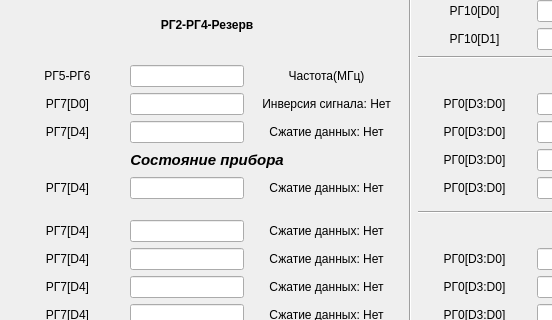
AleksandrKajl/DeviceVS, file DeviceVS/DeviceVS.ui: the form before one commit; both pictures show x 0 to 552 and y 151 to 471 of the 811 by 713 pixel window.
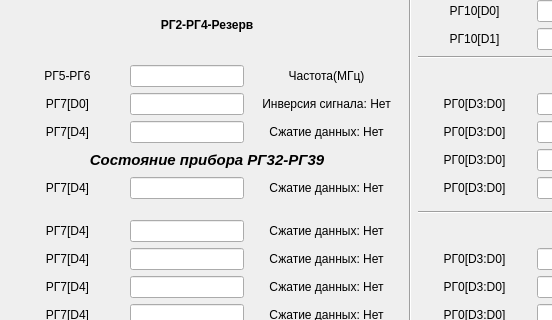
The form after the commit.

```diff
--- a/DeviceVS/DeviceVS.ui
+++ b/DeviceVS/DeviceVS.ui
@@ -477,7 +477,7 @@
          </font>
         </property>
         <property name="text">
-         <string>Состояние прибора</string>
+         <string>Состояние прибора РГ32-РГ39</string>
         </property>
         <property name="alignment">
          <set>Qt::AlignCenter</set>
```
